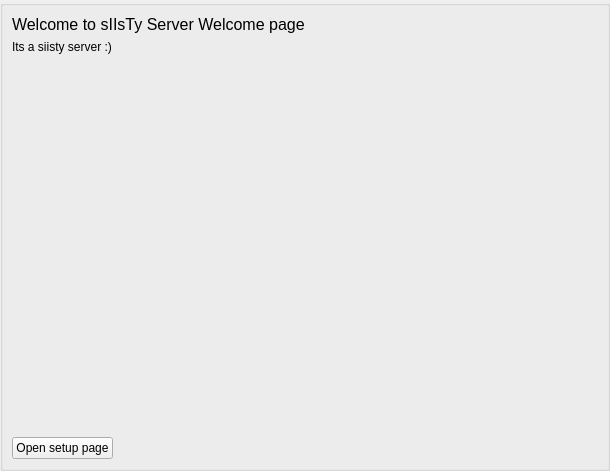
The window that Server/GUI/src/Ui/WelcomePage.ui (siisgoo/siisty) describes before a commit, drawn with Qt 5.
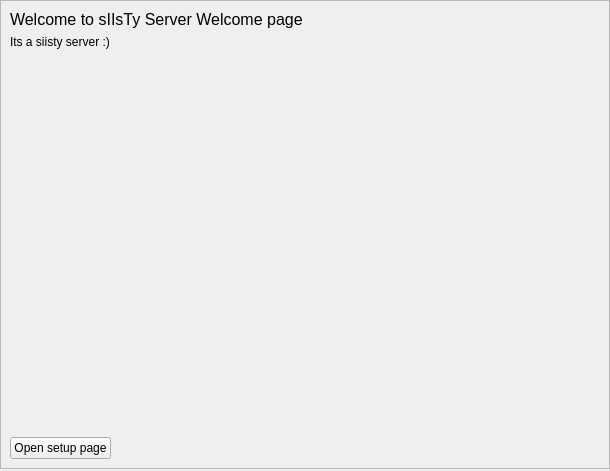
The same window after the commit.

The edit to the form file:
```diff
--- a/Server/GUI/src/Ui/WelcomePage.ui
+++ b/Server/GUI/src/Ui/WelcomePage.ui
@@ -13,6 +13,9 @@
   <property name="windowTitle">
    <string>Form</string>
   </property>
+  <property name="styleSheet">
+   <string notr="true"/>
+  </property>
   <layout class="QGridLayout" name="gridLayout">
    <property name="leftMargin">
     <number>0</number>
@@ -24,36 +27,31 @@
     <number>0</number>
    </property>
    <property name="bottomMargin">
-    <number>0</number>
+    <number>2</number>
    </property>
    <property name="spacing">
     <number>0</number>
    </property>
-   <item row="0" column="0">
-    <widget class="QGroupBox" name="groupBox">
-     <property name="title">
-      <string/>
+   <item row="2" column="0">
+    <widget class="QFrame" name="frame">
+     <property name="styleSheet">
+      <string notr="true"/>
      </property>
-     <layout class="QVBoxLayout" name="verticalLayout">
-      <item>
-       <widget class="QLabel" name="label">
-        <property name="sizePolicy">
-         <sizepolicy hsizetype="Preferred" vsizetype="Fixed">
-          <horstretch>0</horstretch>
-          <verstretch>0</verstretch>
-         </sizepolicy>
-        </property>
-        <property name="styleSheet">
-         <string notr="true">font-size: 16px;
-</string>
-        </property>
-        <property name="text">
-         <string>Welcome to sIIsTy Server Welcome page</string>
-        </property>
-       </widget>
-      </item>
-      <item>
+     <property name="frameShape">
+      <enum>QFrame::StyledPanel</enum>
+     </property>
+     <property name="frameShadow">
+      <enum>QFrame::Sunken</enum>
+     </property>
+     <layout class="QGridLayout" name="gridLayout_2">
+      <item row="2" column="0">
        <widget class="QLabel" name="label_2">
+        <property name="sizePolicy">
+         <sizepolicy hsizetype="Expanding" vsizetype="Expanding">
+          <horstretch>0</horstretch>
+          <verstretch>0</verstretch>
+         </sizepolicy>
+        </property>
         <property name="text">
          <string>Its a siisty server :)</string>
         </property>
@@ -71,7 +69,24 @@
         </property>
        </widget>
       </item>
-      <item>
+      <item row="1" column="0">
+       <widget class="QLabel" name="label">
+        <property name="sizePolicy">
+         <sizepolicy hsizetype="Preferred" vsizetype="Fixed">
+          <horstretch>0</horstretch>
+          <verstretch>0</verstretch>
+         </sizepolicy>
+        </property>
+        <property name="styleSheet">
+         <string notr="true">font-size: 16px;
+</string>
+        </property>
+        <property name="text">
+         <string>Welcome to sIIsTy Server Welcome page</string>
+        </property>
+       </widget>
+      </item>
+      <item row="3" column="0">
        <widget class="QPushButton" name="pushButton">
         <property name="sizePolicy">
          <sizepolicy hsizetype="Fixed" vsizetype="Fixed">
```
